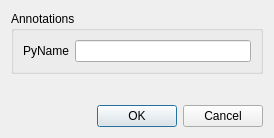
Qt form metasip/api_editor/Designer/EnumPropertiesBase.ui (Python-SIP/metasip) before a commit.
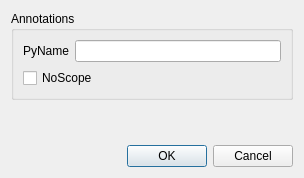
The same form after that commit.

Commit message: Added support for the /NoScope/ enum annotation.

What changed in the file:
```diff
--- a/metasip/api_editor/Designer/EnumPropertiesBase.ui
+++ b/metasip/api_editor/Designer/EnumPropertiesBase.ui
@@ -6,8 +6,8 @@
    <rect>
     <x>0</x>
     <y>0</y>
-    <width>274</width>
-    <height>138</height>
+    <width>304</width>
+    <height>178</height>
    </rect>
   </property>
   <property name="windowTitle">
@@ -19,7 +19,7 @@
      <property name="title">
       <string>Annotations</string>
      </property>
-     <layout class="QFormLayout" name="formLayout">
+     <layout class="QGridLayout" name="gridLayout">
       <item row="0" column="0">
        <widget class="QLabel" name="label">
         <property name="text">
@@ -30,6 +30,13 @@
       <item row="0" column="1">
        <widget class="QLineEdit" name="pyName"/>
       </item>
+      <item row="1" column="0" colspan="2">
+       <widget class="QCheckBox" name="noScopeCb">
+        <property name="text">
+         <string>NoScope</string>
+        </property>
+       </widget>
+      </item>
      </layout>
     </widget>
    </item>
```
Left out of the diff: 1 changed line with no effect on the pictures. The commit also changes 1 other file.
